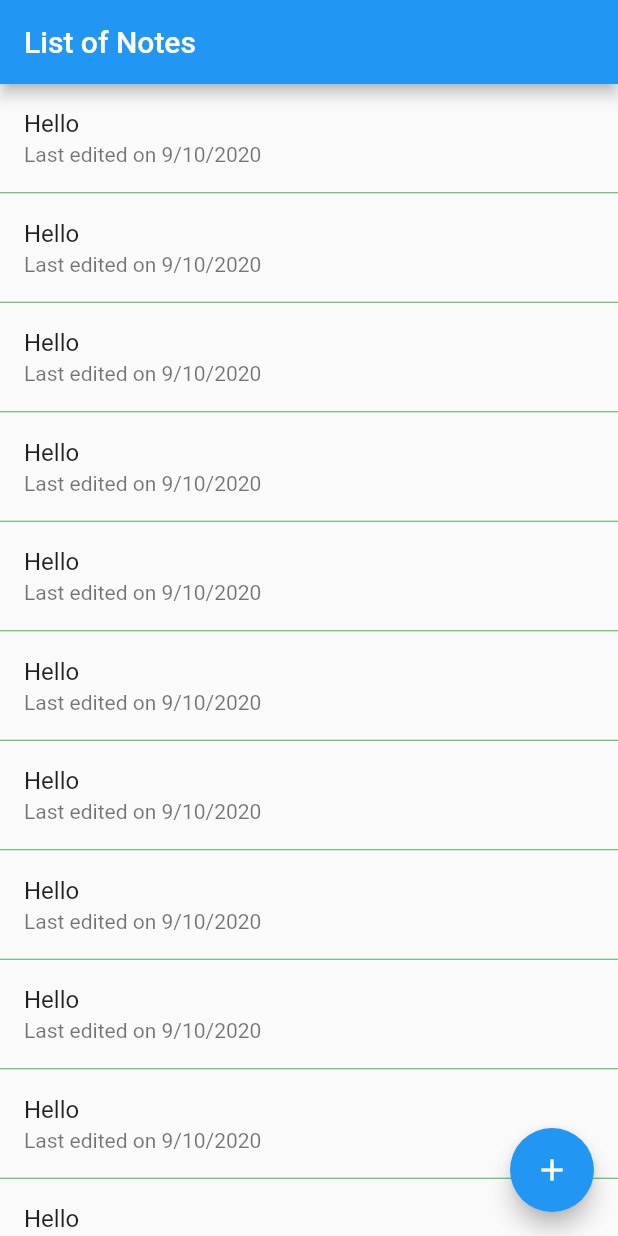
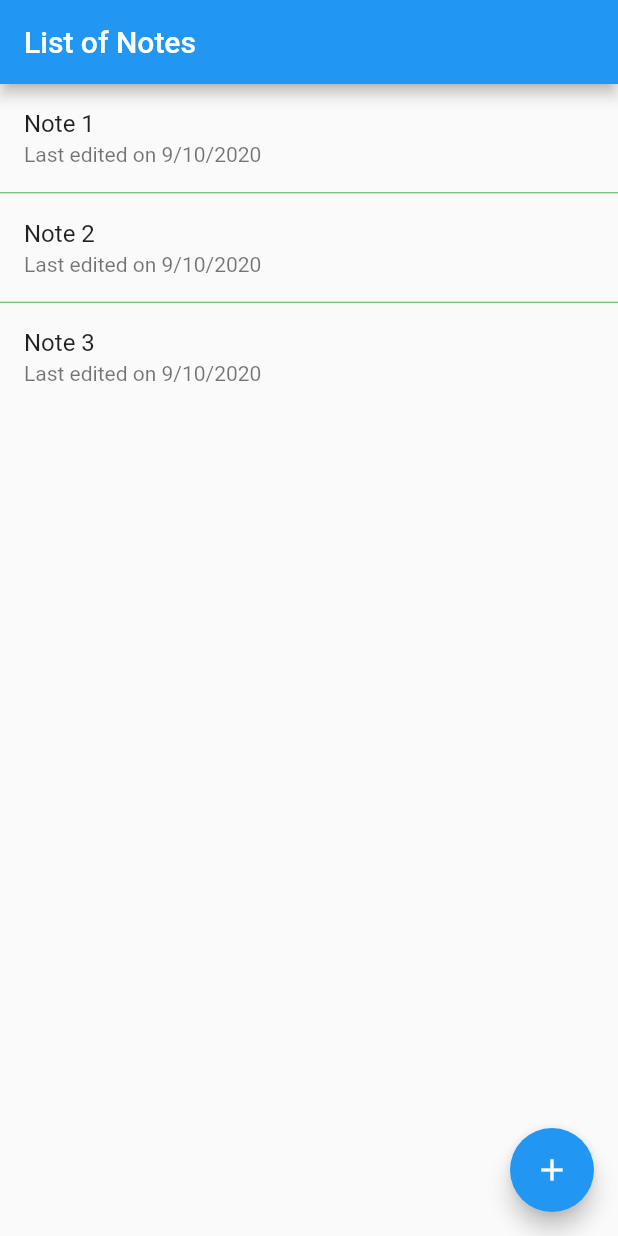
Before and after one commit to cojarepublic/api-test, a Flutter app: the screen it shows after launch, on a phone screen of 412 x 824 dp. Run offline on Flutter 3.47's test engine with Material 2 defaults, Android fonts, the phone set to English and light mode, and no system bars.

Commit message:
edited dateTime format

```diff
--- a/lib/models/note_for_listing.dart
+++ b/lib/models/note_for_listing.dart
@@ -0,0 +1,13 @@
+class NoteForListing {
+  String noteID;
+  String noteTitle;
+  DateTime createDateTime;
+  DateTime latestEditDateTime;
+
+  NoteForListing({
+  this.noteID,
+  this.noteTitle,
+  this.createDateTime,
+  this.latestEditDateTime,
+  });
+}
--- a/lib/views.dart/notes_list.dart
+++ b/lib/views.dart/notes_list.dart
@@ -7,22 +7,26 @@ final List notes = [
   NoteForListing(
     noteID: '1',
     createDateTime: DateTime.now(),
-    lastEditDateTime: DateTime.now(),
+    latestEditDateTime: DateTime.now(),
     noteTitle: 'Note 1',
   ),
   NoteForListing(
     noteID: '2',
     createDateTime: DateTime.now(),
-    lastEditDateTime: DateTime.now(),
+    latestEditDateTime: DateTime.now(),
     noteTitle: 'Note 2',
   ),
   NoteForListing(
     noteID: '3',
     createDateTime: DateTime.now(),
-    lastEditDateTime: DateTime.now(),
+    latestEditDateTime: DateTime.now(),
     noteTitle: 'Note 3',
   ),
 ];
+
+String formatDateTime (DateTime dateTime) {
+  return '${dateTime.day}/${dateTime.month}/${dateTime.year}';
+}
 
   @override
   Widget build(BuildContext context) {
@@ -38,11 +42,11 @@ final List notes = [
         separatorBuilder: (context, index) => Divider(height: 1, color: Colors.green,),
         itemBuilder: (context, index) {
           return ListTile(
-            title: Text('Hello'),
-            subtitle: Text('Last edited on 9/10/2020'),
+            title: Text(notes[index].noteTitle),
+            subtitle: Text('Last edited on ${formatDateTime(notes[index].latestEditDateTime)}'),
           );
         } ,
-        itemCount: 30,
+        itemCount: notes.length,
       ),
     );
   }
```
